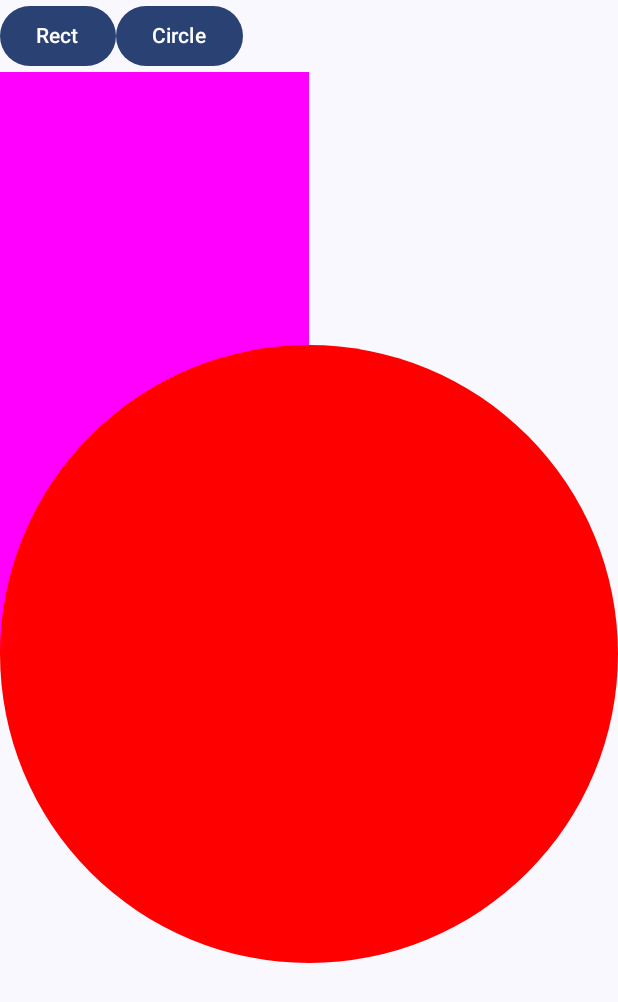
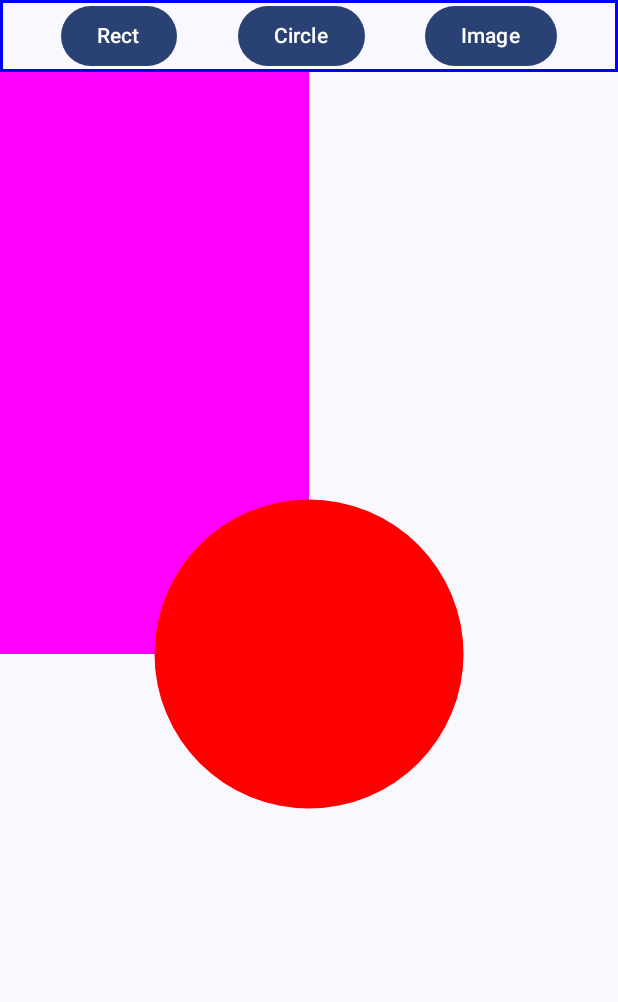
Before and after one commit to max-sliva/ComposeExample, an Android app built with Jetpack Compose: the DrawingActivity screen opened directly, with no data from a screen before it, after a tap on "Circle", on a phone screen of 412 x 824 dp. Shown: the top 1002 px of the screen. Run offline under Robolectric (Android 15) with nearby library versions, the phone set to English and light mode, and no system bars; 1 other tap on this screen came first.

Commit message:
done drawing buttons

```diff
--- a/app/build.gradle
+++ b/app/build.gradle
@@ -58,6 +58,7 @@ dependencies {
     implementation 'androidx.compose.ui:ui-tooling-preview'
     implementation 'androidx.compose.material3:material3'
     implementation platform('androidx.compose:compose-bom:2022.10.00')
+    implementation platform('androidx.compose:compose-bom:2022.10.00')
 //    implementation platform('androidx.compose:compose-bom:2022.10.00')
 //    implementation "androidx.navigation:navigation-compose:2.5.3"
 //    implementation 'androidx.core:core-ktx:+'
@@ -68,6 +69,7 @@ dependencies {
     androidTestImplementation 'androidx.compose.ui:ui-test-junit4'
     androidTestImplementation platform('androidx.compose:compose-bom:2022.10.00')
     androidTestImplementation platform('androidx.compose:compose-bom:2022.10.00')
+    androidTestImplementation platform('androidx.compose:compose-bom:2022.10.00')
     debugImplementation 'androidx.compose.ui:ui-tooling'
     debugImplementation 'androidx.compose.ui:ui-test-manifest'
 }
--- a/app/src/main/java/com/example/composeexample/DrawingActivity.kt
+++ b/app/src/main/java/com/example/composeexample/DrawingActivity.kt
@@ -1,12 +1,18 @@
 package com.example.composeexample
 
+import android.graphics.BitmapFactory
 import android.os.Bundle
 import androidx.activity.ComponentActivity
 import androidx.activity.compose.setContent
+import androidx.compose.foundation.BorderStroke
 import androidx.compose.foundation.Canvas
+import androidx.compose.foundation.border
+import androidx.compose.foundation.layout.Arrangement
 import androidx.compose.foundation.layout.Column
 import androidx.compose.foundation.layout.Row
 import androidx.compose.foundation.layout.fillMaxSize
+import androidx.compose.foundation.layout.fillMaxWidth
+import androidx.compose.foundation.layout.wrapContentHeight
 import androidx.compose.material3.Button
 import androidx.compose.material3.MaterialTheme
 import androidx.compose.material3.Surface
@@ -15,30 +21,49 @@ import androidx.compose.runtime.Composable
 import androidx.compose.runtime.mutableStateListOf
 import androidx.compose.runtime.remember
 import androidx.compose.runtime.snapshots.SnapshotStateList
+import androidx.compose.ui.Alignment
 import androidx.compose.ui.Modifier
+import androidx.compose.ui.geometry.Offset
 import androidx.compose.ui.graphics.Color
+import androidx.compose.ui.graphics.asImageBitmap
+import androidx.compose.ui.unit.dp
 import com.example.composeexample.ui.theme.ComposeExampleTheme
 
 class DrawingActivity : ComponentActivity() {
     override fun onCreate(savedInstanceState: Bundle?) {
         super.onCreate(savedInstanceState)
         setContent {
-            val drawingObject = remember { mutableStateListOf("") }
+            val drawingObjects = remember { mutableStateListOf("") }
+            val buttonNames = arrayOf("Rect", "Circle", "Image")
             ComposeExampleTheme {
                 Surface(
                     modifier = Modifier.fillMaxSize(),
                     color = MaterialTheme.colorScheme.background
                 ) {
                     Column(Modifier.fillMaxSize()) {
-                        MakeTopButtons(drawingObject)
+                        MakeTopButtons(buttonNames, drawingObjects)
                         Canvas(modifier = Modifier.fillMaxSize()) {
                             val canvasQuadrantSize = size / 2F
-                            //todo сделать обход drawingObject.forEach, и смотреть какой это объект, и его рисовать
-                            if (drawingObject.contains("Rect")) drawRect(
-                                color = Color.Magenta,
-                                size = canvasQuadrantSize
-                            )
-                            if (drawingObject.contains("Circle")) drawCircle(Color.Red)
+                            val canvasWidth = size.width
+                            println("canvasWidth = $canvasWidth")
+                            drawingObjects.forEach {
+                                if (it.contains("Rect")) drawRect(
+                                    color = Color.Magenta,
+                                    size = canvasQuadrantSize
+                                )
+                                if (it.contains("Circle")) drawCircle(
+                                    Color.Red,
+                                    radius = canvasWidth / 4f
+                                )
+                                if (it.contains("Image")) {
+                                    val mBitmapFromSdcard =
+                                        BitmapFactory.decodeFile("/mnt/sdcard/face.png").asImageBitmap()
+                                    drawImage(
+                                        image = mBitmapFromSdcard,
+                                        topLeft = Offset(x = 0f, y = 0f)
+                                    )
+                                }
+                            }
                         }
                     }
                 }
@@ -48,14 +73,43 @@ class DrawingActivity : ComponentActivity() {
 }
 
 @Composable
-fun MakeTopButtons(drawingObject: SnapshotStateList<String>) {
-    Row {
-        Button(onClick = { drawingObject.add("Rect") }) {
-            Text(text = "Rect")
-
+fun MakeTopButtons(buttonNames: Array<String>, drawingObjects: SnapshotStateList<String>) {
+    Row(
+        verticalAlignment = Alignment.CenterVertically,
+        horizontalArrangement = Arrangement.SpaceEvenly,
+        modifier = Modifier
+            .wrapContentHeight()
+            .fillMaxWidth()
+            .border(BorderStroke(2.dp, Color.Blue))
+    ) {
+        buttonNames.forEach {
+            Button(onClick = {
+                drawingObjects.remove(it)
+                drawingObjects.add(it)
+            }) {
+                Text(text = it)
+            }
         }
-        Button(onClick = { drawingObject.add("Circle") }) {
-            Text(text = "Circle")
-
-        }
-    }}
+//        Button(onClick = {
+//            drawingObjects.remove("Rect")
+//            drawingObjects.add("Rect")
+//            println("drawingObjects = ${drawingObjects.toList()}")
+//        }) {
+//            Text(text = "Rect")
+//        }
+//        Button(onClick = {
+//            drawingObjects.remove("Circle")
+//            drawingObjects.add("Circle")
+//            println("drawingObjects = ${drawingObjects.toList()}")
+//        }) {
+//            Text(text = "Circle")
+//        }
+//        Button(onClick = {
+//            drawingObjects.remove("Image")
+//            drawingObjects.add("Image")
+//            println("drawingObjects = ${drawingObjects.toList()}")
+//        }) {
+//            Text(text = "Image")
+//        }
+    }
+}
--- a/app/src/main/res/values/strings.xml
+++ b/app/src/main/res/values/strings.xml
@@ -5,4 +5,5 @@
     <string name="Java">Автор - Джеймс Гослинг.</string>
     <string name="title_activity_input">InputActivity</string>
     <string name="title_activity_drawing">DrawingActivity</string>
+    <string name="title_activity_drawing2">DrawingActivity2</string>
 </resources>
```
Also changed, not shown: app/src/main/AndroidManifest.xml (+10 -0 lines), app/src/main/java/com/example/composeexample/DrawingActivity1.kt (added, +61 -0 lines), app/src/main/java/com/example/composeexample/DrawingActivity2.kt (added, +113 -0 lines), app/src/main/java/com/example/composeexample/DrawingTool.kt (added, +249 -0 lines).
